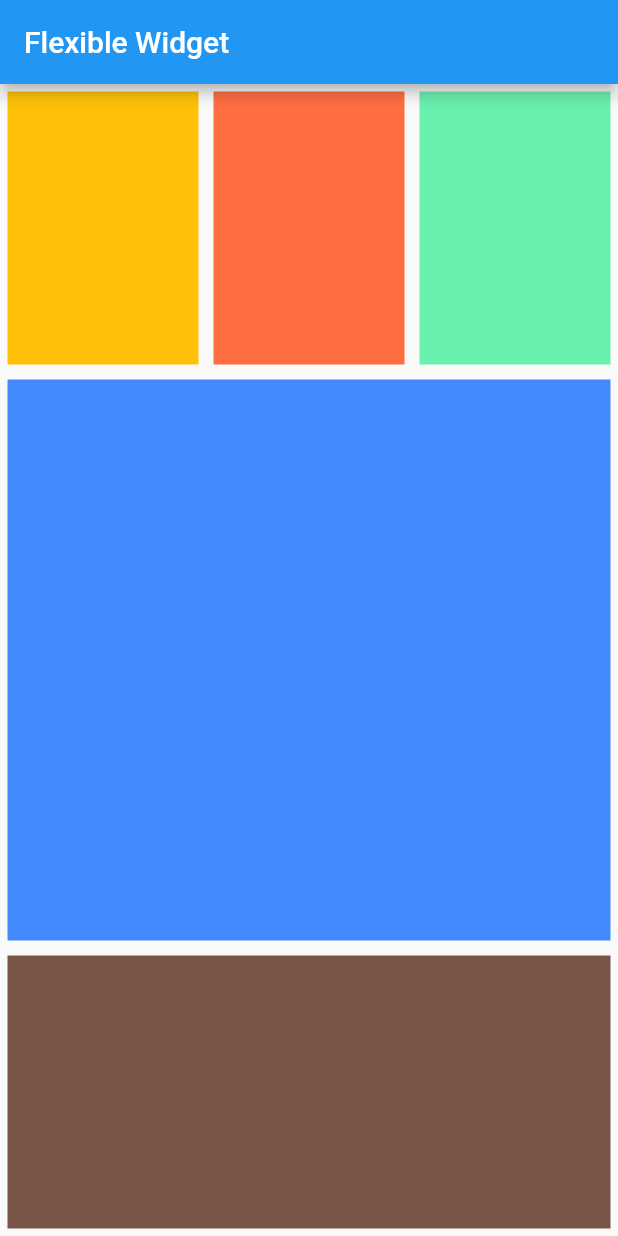
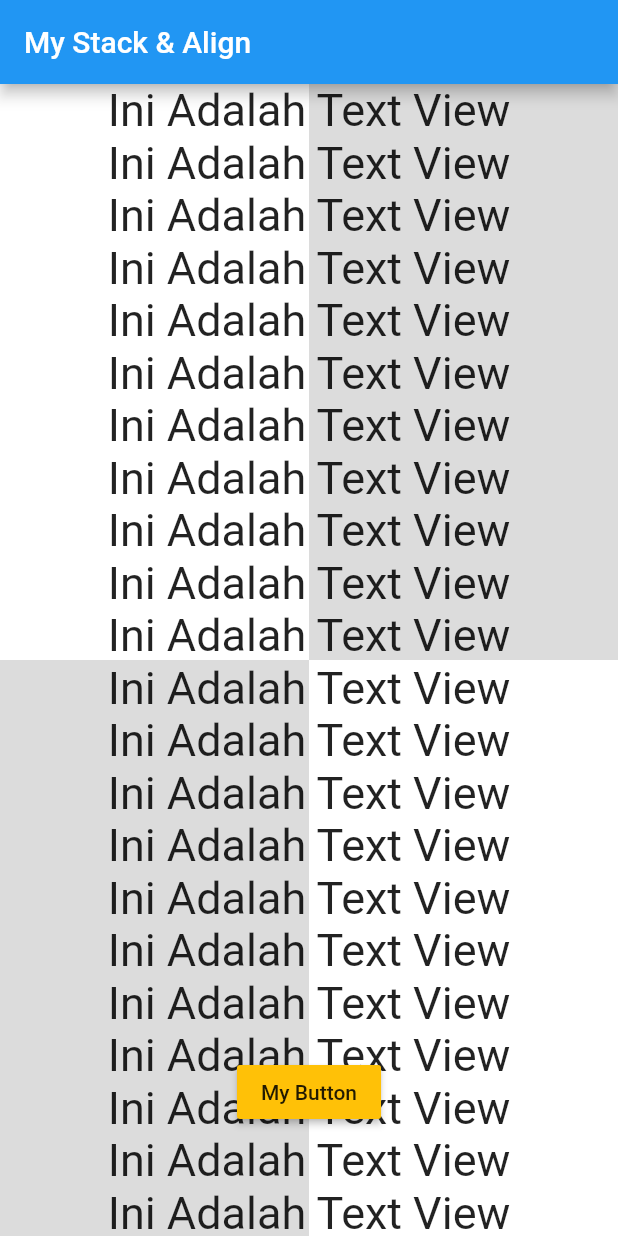
Before and after one commit to zaenury/flutter_apps, a Flutter app: the screen it shows after launch, on a phone screen of 412 x 824 dp. Run offline on Flutter 3.47's test engine with Material 2 defaults, Android fonts, the phone set to English and light mode, and no system bars.

Commit message:
3 stack & align button position

```diff
--- a/lib/main.dart
+++ b/lib/main.dart
@@ -3,7 +3,173 @@ import 'dart:math';
 import 'package:flutter/material.dart';
 
 void main() {
-  runApp(new FlexibleWidgetApp());
+  runApp(new MyStack());
+}
+
+class MyStack extends StatelessWidget {
+  @override
+  Widget build(BuildContext context) {
+    return MaterialApp(
+      home: Scaffold(
+        appBar: AppBar(
+          title: Text("My Stack & Align"),
+        ),
+        body: Stack(
+          // layer 1
+          children: <Widget>[
+            Column(
+              children: [
+                Flexible(
+                  flex: 1,
+                  child: Row(
+                    children: <Widget>[
+                      Flexible(
+                        flex: 1,
+                        child: Container(color: Colors.white),
+                      ),
+                      Flexible(
+                        flex: 1,
+                        child: Container(color: Colors.black12),
+                      )
+                    ],
+                  ),
+                ),
+                Flexible(
+                  flex: 1,
+                  child: Row(
+                    children: <Widget>[
+                      Flexible(
+                        flex: 1,
+                        child: Container(color: Colors.black12),
+                      ),
+                      Flexible(
+                        flex: 1,
+                        child: Container(color: Colors.white),
+                      )
+                    ],
+                  ),
+                ),
+              ],
+            ),
+            // layer 2
+            ListView(
+              children: <Widget>[
+                Column(
+                  children: [
+                    Text(
+                      "Ini Adalah Text View",
+                      style: TextStyle(fontSize: 30),
+                    ),
+                    Text(
+                      "Ini Adalah Text View",
+                      style: TextStyle(fontSize: 30),
+                    ),
+                    Text(
+                      "Ini Adalah Text View",
+                      style: TextStyle(fontSize: 30),
+                    ),
+                    Text(
+                      "Ini Adalah Text View",
+                      style: TextStyle(fontSize: 30),
+                    ),
+                    Text(
+                      "Ini Adalah Text View",
+                      style: TextStyle(fontSize: 30),
+                    ),
+                    Text(
+                      "Ini Adalah Text View",
+                      style: TextStyle(fontSize: 30),
+                    ),
+                    Text(
+                      "Ini Adalah Text View",
+                      style: TextStyle(fontSize: 30),
+                    ),
+                    Text(
+                      "Ini Adalah Text View",
+                      style: TextStyle(fontSize: 30),
+                    ),
+                    Text(
+                      "Ini Adalah Text View",
+                      style: TextStyle(fontSize: 30),
+                    ),
+                    Text(
+                      "Ini Adalah Text View",
+                      style: TextStyle(fontSize: 30),
+                    ),
+                    Text(
+                      "Ini Adalah Text View",
+                      style: TextStyle(fontSize: 30),
+                    ),
+                    Text(
+                      "Ini Adalah Text View",
+                      style: TextStyle(fontSize: 30),
+                    ),
+                    Text(
+                      "Ini Adalah Text View",
+                      style: TextStyle(fontSize: 30),
+                    ),
+                    Text(
+                      "Ini Adalah Text View",
+                      style: TextStyle(fontSize: 30),
+                    ),
+                    Text(
+                      "Ini Adalah Text View",
+                      style: TextStyle(fontSize: 30),
+                    ),
+                    Text(
+                      "Ini Adalah Text View",
+                      style: TextStyle(fontSize: 30),
+                    ),
+                    Text(
+                      "Ini Adalah Text View",
+                      style: TextStyle(fontSize: 30),
+                    ),
+                    Text(
+                      "Ini Adalah Text View",
+                      style: TextStyle(fontSize: 30),
+                    ),
+                    Text(
+                      "Ini Adalah Text View",
+                      style: TextStyle(fontSize: 30),
+                    ),
+                    Text(
+                      "Ini Adalah Text View",
+                      style: TextStyle(fontSize: 30),
+                    ),
+                    Text(
+                      "Ini Adalah Text View",
+                      style: TextStyle(fontSize: 30),
+                    ),
+                    Text(
+                      "Ini Adalah Text View",
+                      style: TextStyle(fontSize: 30),
+                    ),
+                    Text(
+                      "Ini Adalah Text View",
+                      style: TextStyle(fontSize: 30),
+                    ),
+                    Text(
+                      "Ini Adalah Text View",
+                      style: TextStyle(fontSize: 30),
+                    )
+                  ],
+                )
+              ],
+            ),
+            // layer 3
+            Align(
+              alignment: Alignment(0, 0.8),
+              child: RaisedButton(
+                child: Text("My Button"),
+                color: Colors.amber,
+                onPressed: () {},
+              ),
+            )
+          ],
+        ),
+      ),
+    );
+  }
 }
 
 class FlexibleWidgetApp extends StatelessWidget {
```
